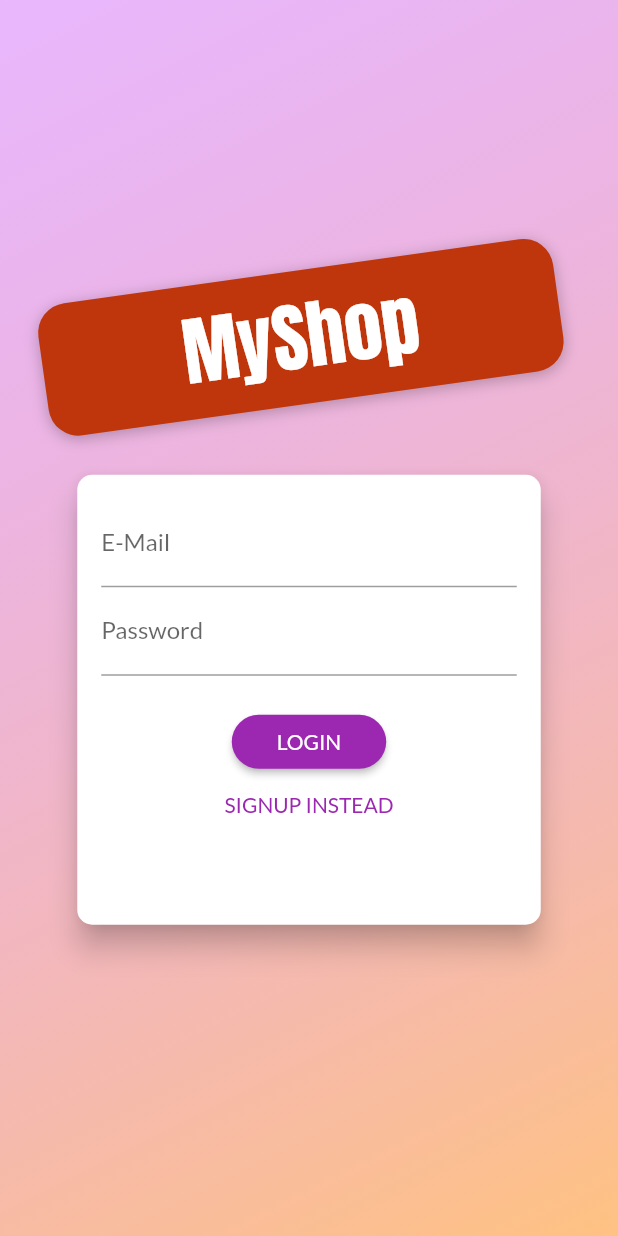
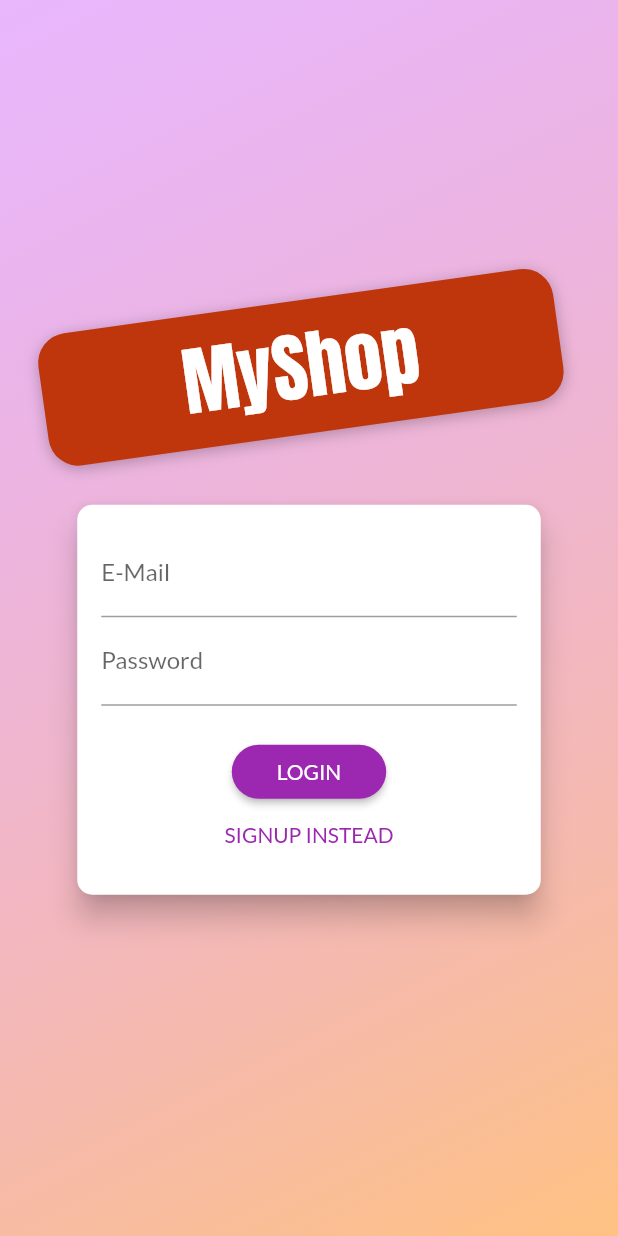
Before and after one commit to kapiljhajhria/flutter_shop_app, a Flutter app: the screen it shows after launch, on a phone screen of 412 x 824 dp. Run offline on Flutter 3.47's test engine with Material 2 defaults, Android fonts, the phone set to English and light mode, and no system bars; our stand-ins replace loading_overlay, shared_preferences; missing offline and left inert: shared_preferences_web.

Commit message:
animating auth card

```diff
--- a/lib/screens/auth_screen.dart
+++ b/lib/screens/auth_screen.dart
@@ -96,7 +96,7 @@ class AuthCard extends StatefulWidget {
   _AuthCardState createState() => _AuthCardState();
 }
 
-class _AuthCardState extends State<AuthCard> {
+class _AuthCardState extends State<AuthCard> with TickerProviderStateMixin {
   final GlobalKey<FormState> _formKey = GlobalKey();
   AuthMode _authMode = AuthMode.login;
   final Map<String, String> _authData = {
@@ -105,6 +105,24 @@ class _AuthCardState extends State<AuthCard> {
   };
   var _isLoading = false;
   final _passwordController = TextEditingController();
+
+  late AnimationController _animationController;
+  late Animation<Size> _heightAnimation;
+
+  @override
+  void initState() {
+    _animationController = AnimationController(
+        vsync: this, duration: const Duration(milliseconds: 300));
+    _heightAnimation = Tween<Size>(
+            begin: const Size(double.infinity, 260),
+            end: const Size(double.infinity, 320))
+        .animate(CurvedAnimation(
+            parent: _animationController, curve: Curves.bounceInOut));
+    _heightAnimation.addListener(() {
+      setState(() {});
+    });
+    super.initState();
+  }
 
   Future<void> _submit() async {
     if (!_formKey.currentState!.validate()) {
@@ -163,10 +181,12 @@ class _AuthCardState extends State<AuthCard> {
       setState(() {
         _authMode = AuthMode.signup;
       });
+      _animationController.forward();
     } else {
       setState(() {
         _authMode = AuthMode.login;
       });
+      _animationController.reverse();
     }
   }
 
@@ -179,9 +199,8 @@ class _AuthCardState extends State<AuthCard> {
       ),
       elevation: 8.0,
       child: Container(
-        height: _authMode == AuthMode.signup ? 320 : 260,
-        constraints:
-            BoxConstraints(minHeight: _authMode == AuthMode.signup ? 360 : 300),
+        height: _heightAnimation.value.height,
+        constraints: BoxConstraints(minHeight: _heightAnimation.value.height),
         width: deviceSize.width * 0.75,
         padding: const EdgeInsets.all(16.0),
         child: Form(
```
